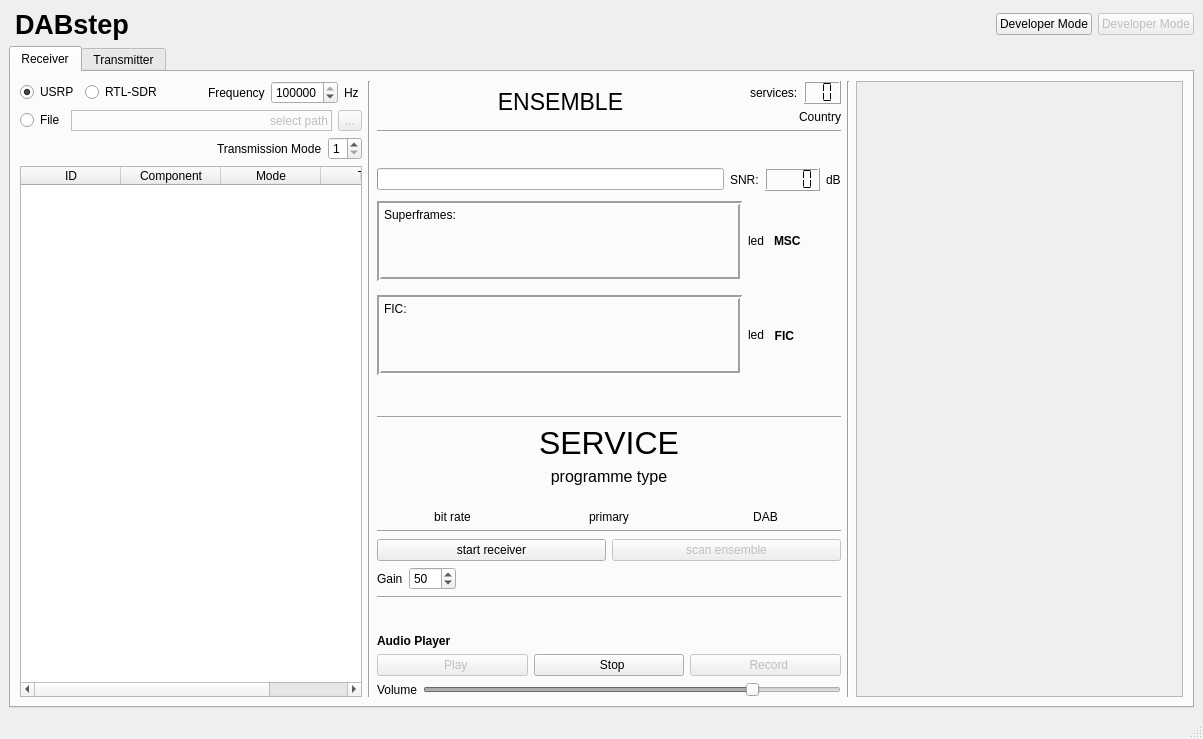
First picture: the form in python/GUI/user_frontend.ui, repository kit-cel/gr-dab, before the edit.
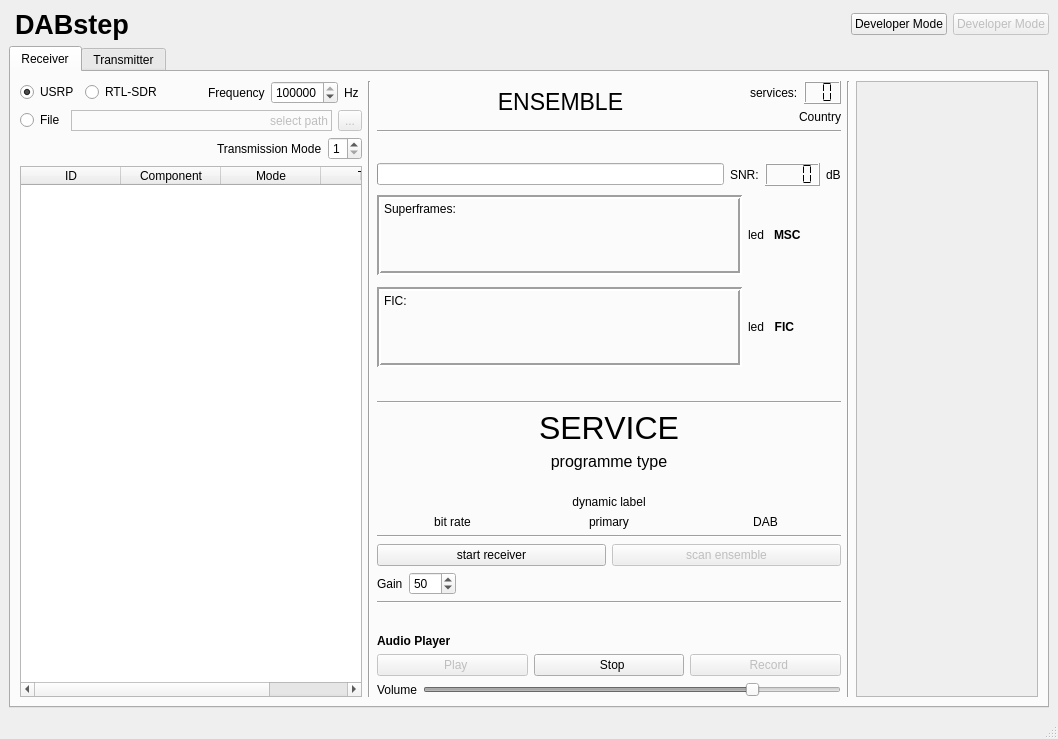
Second picture: the form after the edit. Icons and pictures are not drawn.

Commit message: XPAD: send qt signal to GUI and display dynamic label

The edit to the form file:
```diff
--- a/python/GUI/user_frontend.ui
+++ b/python/GUI/user_frontend.ui
@@ -6,7 +6,7 @@
    <rect>
     <x>0</x>
     <y>0</y>
-    <width>1203</width>
+    <width>1058</width>
     <height>739</height>
    </rect>
   </property>
@@ -723,6 +723,16 @@
               </property>
              </widget>
             </item>
+            <item>
+             <widget class="QLabel" name="label_dyn_lab">
+              <property name="text">
+               <string>dynamic label</string>
+              </property>
+              <property name="alignment">
+               <set>Qt::AlignCenter</set>
+              </property>
+             </widget>
+            </item>
             <item>
              <layout class="QHBoxLayout" name="horizontalLayout_25">
               <item>
@@ -995,7 +1005,7 @@
               <rect>
                <x>0</x>
                <y>0</y>
-               <width>200</width>
+               <width>73</width>
                <height>602</height>
               </rect>
              </property>
```
Left out of the diff: 2 changed lines with no effect on the pictures. The commit also changes 6 other files.
